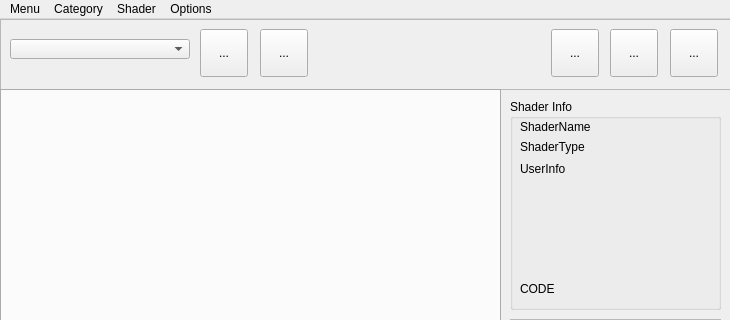
Qt form msl/ui/ui/main.ui (MaxRocamora/MayaShaderLibrary) before a commit; both pictures show x 0 to 730 and y 0 to 320 of the 730 by 580 pixel window.
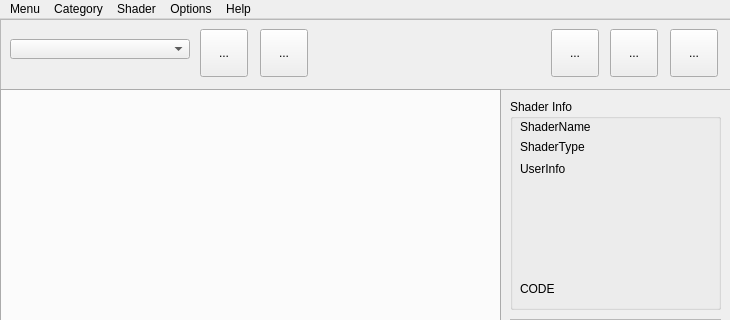
The same form after that commit.

Commit message: added help menu

Diff of the .ui file:
```diff
--- a/msl/ui/ui/main.ui
+++ b/msl/ui/ui/main.ui
@@ -439,12 +439,19 @@
      <string>Options</string>
     </property>
     <addaction name="separator"/>
-    <addaction name="mnu_defaultLigthRigOpen"/>
+    <addaction name="mnu_defaultLightRigOpen"/>
+   </widget>
+   <widget class="QMenu" name="menuHelp">
+    <property name="title">
+     <string>Help</string>
+    </property>
+    <addaction name="mnu_help_web"/>
    </widget>
    <addaction name="menuMenu"/>
    <addaction name="menuCategory"/>
    <addaction name="menuShader"/>
    <addaction name="menuOptions"/>
+   <addaction name="menuHelp"/>
   </widget>
   <widget class="QStatusBar" name="statusBar"/>
   <action name="mnu_addNewCategory">
```
Left out of the diff: 7 changed lines with no effect on the pictures.
